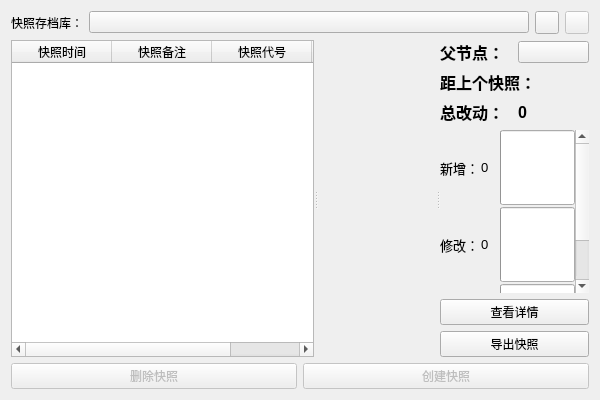
abcdesteve/Toolbox, file plugins/fsa/fsa.ui: the form before one commit.
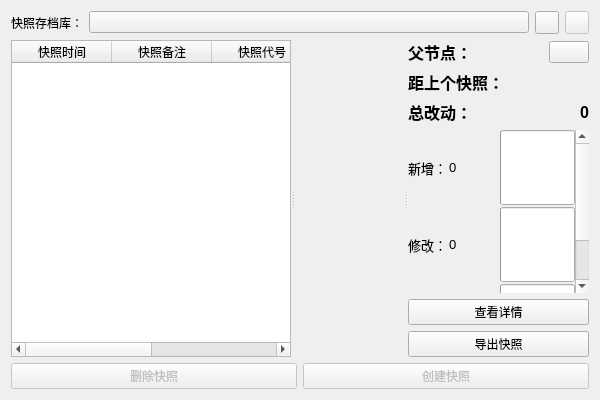
The form after the commit. Custom widgets are drawn as their Qt base class.

Commit message: 实现了FSA中查看快照详情的子窗口

```diff
--- a/plugins/fsa/fsa.ui
+++ b/plugins/fsa/fsa.ui
@@ -94,7 +94,7 @@
      <widget class="QWidget" name="layoutWidget">
       <layout class="QVBoxLayout" name="verticalLayout_2">
        <item>
-        <layout class="QHBoxLayout" name="horizontalLayout_7">
+        <layout class="QHBoxLayout" name="horizontalLayout_7" stretch="1,0">
          <item>
           <widget class="QLabel" name="label_parent">
            <property name="font">
@@ -110,9 +110,6 @@
          </item>
          <item>
           <widget class="HyperlinkLabel" name="label_parent_data">
-           <property name="text">
-            <string/>
-           </property>
            <property name="underlineVisible">
             <bool>true</bool>
            </property>
@@ -121,7 +118,7 @@
         </layout>
        </item>
        <item>
-        <layout class="QHBoxLayout" name="horizontalLayout_8">
+        <layout class="QHBoxLayout" name="horizontalLayout_8" stretch="0,1">
          <item>
           <widget class="QLabel" name="label_dettime">
            <property name="font">
@@ -137,6 +134,12 @@
          </item>
          <item>
           <widget class="QLabel" name="label_dettime_data">
+           <property name="sizePolicy">
+            <sizepolicy hsizetype="Ignored" vsizetype="Preferred">
+             <horstretch>0</horstretch>
+             <verstretch>0</verstretch>
+            </sizepolicy>
+           </property>
            <property name="font">
             <font>
              <pointsize>12</pointsize>
@@ -146,12 +149,15 @@
            <property name="text">
             <string/>
            </property>
+           <property name="alignment">
+            <set>Qt::AlignRight|Qt::AlignTrailing|Qt::AlignVCenter</set>
+           </property>
           </widget>
          </item>
         </layout>
        </item>
        <item>
-        <layout class="QHBoxLayout" name="horizontalLayout_3">
+        <layout class="QHBoxLayout" name="horizontalLayout_3" stretch="0,1">
          <item>
           <widget class="QLabel" name="label_det">
            <property name="font">
@@ -176,6 +182,9 @@
            <property name="text">
             <string>0</string>
            </property>
+           <property name="alignment">
+            <set>Qt::AlignRight|Qt::AlignTrailing|Qt::AlignVCenter</set>
+           </property>
           </widget>
          </item>
         </layout>
@@ -212,7 +221,7 @@
            <rect>
             <x>0</x>
             <y>0</y>
-            <width>163</width>
+            <width>197</width>
             <height>235</height>
            </rect>
           </property>
@@ -258,6 +267,19 @@
                </property>
               </widget>
              </item>
+             <item>
+              <spacer name="horizontalSpacer">
+               <property name="orientation">
+                <enum>Qt::Horizontal</enum>
+               </property>
+               <property name="sizeHint" stdset="0">
+                <size>
+                 <width>40</width>
+                 <height>20</height>
+                </size>
+               </property>
+              </spacer>
+             </item>
              <item>
               <widget class="ProgressRing" name="pgr_add">
                <property name="minimumSize">
@@ -305,6 +327,19 @@
                </property>
               </widget>
              </item>
+             <item>
+              <spacer name="horizontalSpacer_2">
+               <property name="orientation">
+                <enum>Qt::Horizontal</enum>
+               </property>
+               <property name="sizeHint" stdset="0">
+                <size>
+                 <width>40</width>
+                 <height>20</height>
+                </size>
+               </property>
+              </spacer>
+             </item>
              <item>
               <widget class="ProgressRing" name="pgr_mod">
                <property name="minimumSize">
@@ -352,6 +387,19 @@
                </property>
               </widget>
              </item>
+             <item>
+              <spacer name="horizontalSpacer_3">
+               <property name="orientation">
+                <enum>Qt::Horizontal</enum>
+               </property>
+               <property name="sizeHint" stdset="0">
+                <size>
+                 <width>40</width>
+                 <height>20</height>
+                </size>
+               </property>
+              </spacer>
+             </item>
              <item>
               <widget class="ProgressRing" name="pgr_del">
                <property name="minimumSize">
```
Left out of the diff: 2 changed lines with no effect on the pictures. The commit also changes 7 other files.
